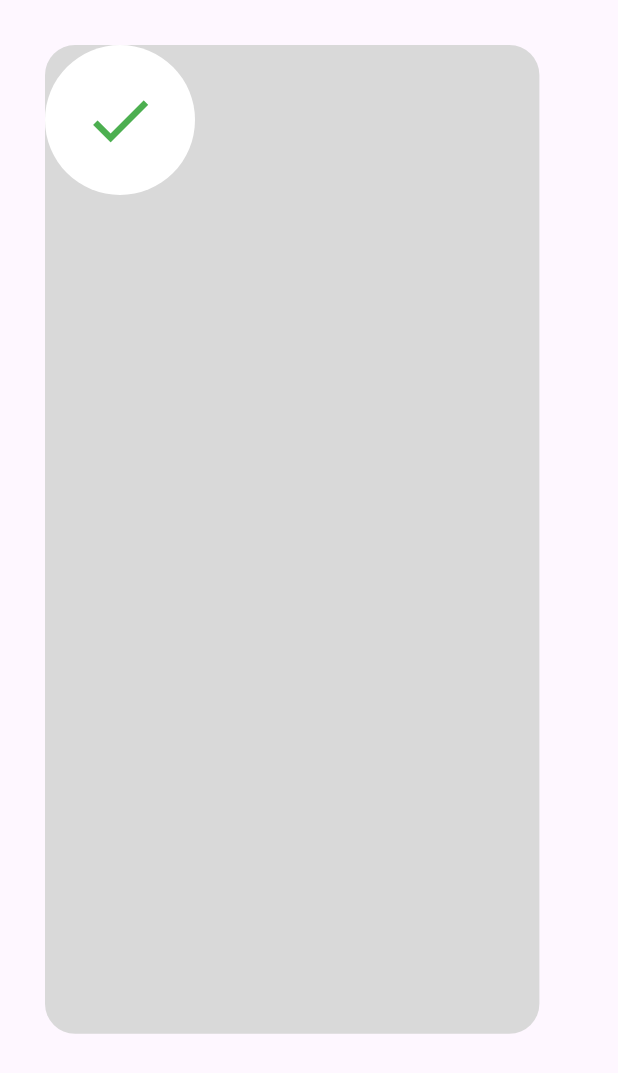
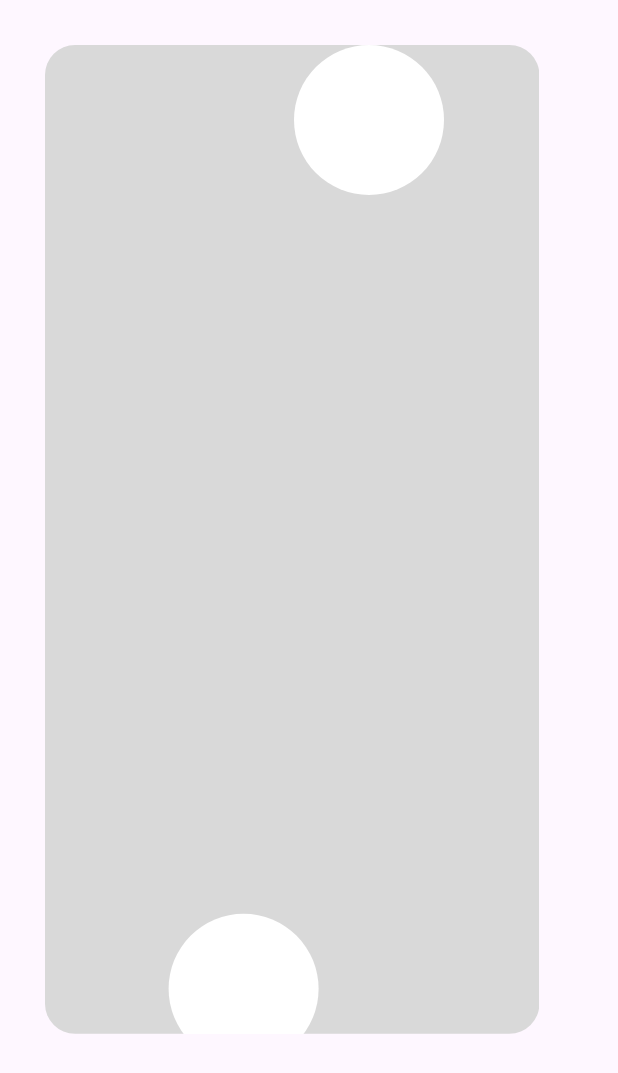
Before and after one commit to zeyad-nour/flutter_payment_app, a Flutter app: the ThankYouView screen opened directly, on a phone screen of 412 x 824 dp. Shown: the top 1073 px of the screen. Run offline on Flutter 3.47's test engine with Material 3 defaults, Android fonts, the light colour scheme and no system bars; our stand-ins replace flutter_credit_card, flutter_svg.

Commit message:
Fix positioning of CircleAvatars in ThankYouViewBody

```diff
--- a/lib/Features/checkout/Presentation/view/widgets/thank_you_view_body.dart
+++ b/lib/Features/checkout/Presentation/view/widgets/thank_you_view_body.dart
@@ -20,11 +20,21 @@ class ThankYouViewBody extends StatelessWidget {
             ),
           ),
           Positioned(
-          bottom: ,
+          bottom: -20,
+          left: MediaQuery.of(context).size.width * 0.2,
             child: CircleAvatar(
               radius: 50,
               backgroundColor: Colors.white,
-              child: Icon(Icons.check, color: Colors.green, size: 50),
+
+            ),
+          ),
+          Positioned(
+          right: -20,
+          left: MediaQuery.of(context).size.width * 0.2,
+            child: CircleAvatar(
+              radius: 50,
+              backgroundColor: Colors.white,
+
             ),
           ),
         ],
```
